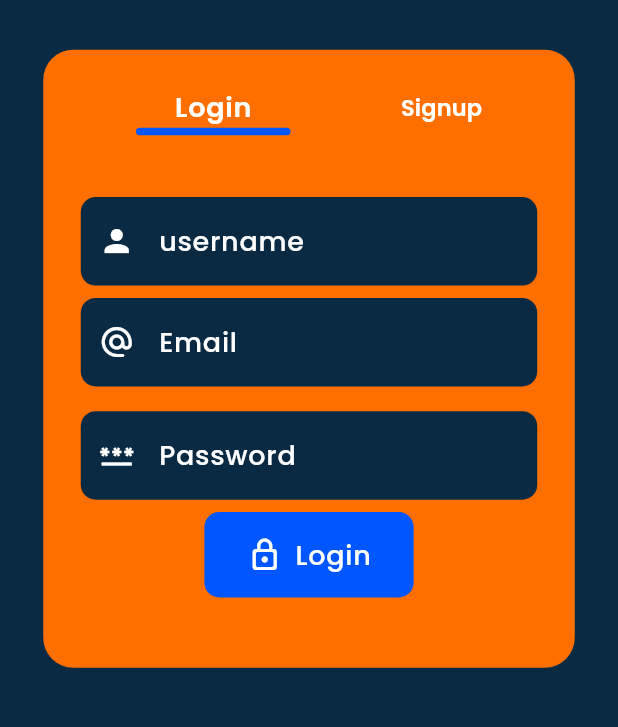
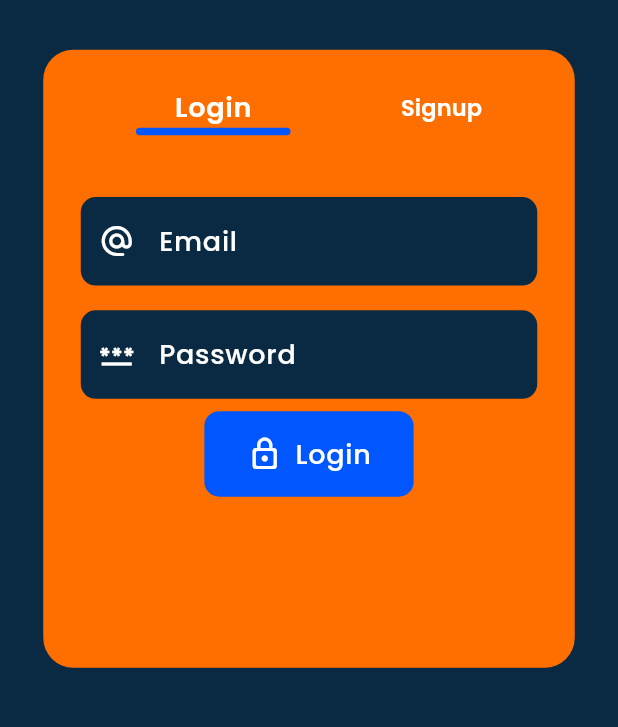
Before and after one commit to huzaifa-huzzi/chatify-Project, a Flutter app: the LoginScreen screen opened directly, on a phone screen of 412 x 824 dp, the part 280-1007 px from its top. Run offline on Flutter 3.47's test engine with Material 3 defaults, Android fonts, the phone set to English and light mode, and no system bars; our stand-ins replace firebase_auth, firebase_core, firebase_database, flutter_svg, fluttertoast, get and 3 more; accounts and stored records are empty; generated files the repository leaves out were written again.

Commit message:
Making Chat App

```diff
--- a/lib/View/Authentication/LoginScreen/Widgets/LoginForm.dart
+++ b/lib/View/Authentication/LoginScreen/Widgets/LoginForm.dart
@@ -28,26 +28,6 @@ class _LoginFormState extends State<LoginForm> {
       key: _formKey,
       child: Column(
         children: [
-          SizedBox(height: height * 0.01),
-          TextFormField(
-            controller: loginController.usernameController,
-            keyboardType: TextInputType.name,
-            focusNode: _userFocus,
-            textInputAction: TextInputAction.next,
-            decoration: InputDecoration(
-              border: OutlineInputBorder(
-                borderRadius: BorderRadius.circular(10),
-                borderSide: BorderSide.none,
-              ),
-              fillColor: AppColors.backgroundColor,
-              filled: true,
-              hintText: "username",
-              prefixIcon: Icon(Icons.person),
-            ),
-            onFieldSubmitted: (_) {
-              Utils.fieldFocusChange(context, _userFocus, _emailFocus);
-            },
-          ),
           SizedBox(height: height * 0.01),
           TextFormField(
             controller: loginController.emailController,
@@ -96,7 +76,6 @@ class _LoginFormState extends State<LoginForm> {
               onTap: () {
                 if (_formKey.currentState!.validate()) {
                   loginController.login(
-                      loginController.usernameController.text.trim(),
                     loginController.emailController.text.trim(),
                     loginController.passwordController.text.trim(),
                     context
--- a/lib/View_Model/Controllers/LoginController.dart
+++ b/lib/View_Model/Controllers/LoginController.dart
@@ -1,7 +1,6 @@
 import 'package:chatify_app/Services/SessionManager.dart';
 import 'package:chatify_app/Utils/Utils.dart';
 import 'package:chatify_app/View/HomePage/HomeScreen.dart';
-import 'package:chatify_app/View/chatPage/ChatPage.dart';
 import 'package:firebase_auth/firebase_auth.dart';
 import 'package:firebase_database/firebase_database.dart';
 import 'package:flutter/material.dart';
@@ -13,10 +12,9 @@ class LoginController extends GetxController {
 
   var emailController = TextEditingController();
   var passwordController = TextEditingController();
-  var usernameController = TextEditingController();
   final loading = false.obs;
 
-  void login(String email, String password,String username,BuildContext context) async {
+  void login(String email, String password,BuildContext context) async {
     loading.value = true;
 
     try {
@@ -29,7 +27,6 @@ class LoginController extends GetxController {
         await _ref.child(userCredential.user!.uid).set({
           'uid': userCredential.user!.uid,
           'email': userCredential.user!.email,
-          'username' : username,
         });
         loading.value = false;
         Get.to(() => const HomePage());
```
